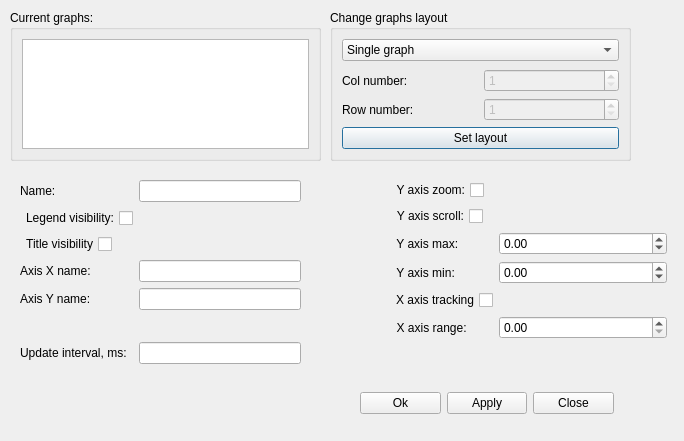
aicommunity/Rdk, file GUI/Qt/UWatchChartOption.ui: the form before one commit.
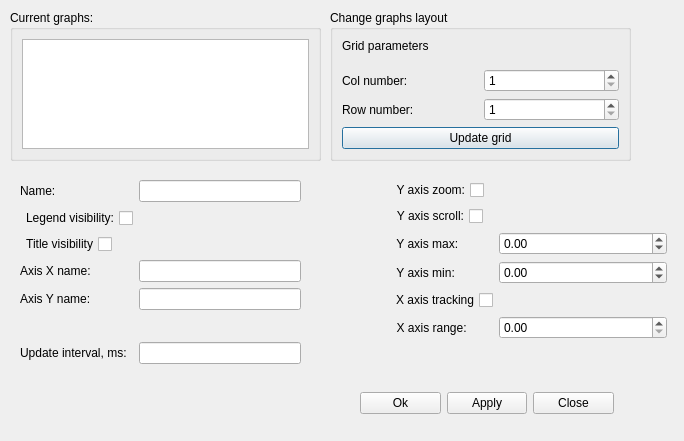
The form after the commit.

Commit message: Grid layout is available only in UWatchTab UWatchChartOption changed due to this Load/Save parameters now works properly for multiple graphs

Patch:
```diff
--- a/GUI/Qt/UWatchChartOption.ui
+++ b/GUI/Qt/UWatchChartOption.ui
@@ -27,27 +27,10 @@
    </property>
    <layout class="QVBoxLayout" name="verticalLayout">
     <item>
-     <widget class="QComboBox" name="chartLayot_CB">
-      <item>
-       <property name="text">
-        <string>Single graph</string>
-       </property>
-      </item>
-      <item>
-       <property name="text">
-        <string>Vertically</string>
-       </property>
-      </item>
-      <item>
-       <property name="text">
-        <string>Horizontally</string>
-       </property>
-      </item>
-      <item>
-       <property name="text">
-        <string>Grid</string>
-       </property>
-      </item>
+     <widget class="QLabel" name="label_10">
+      <property name="text">
+       <string>Grid parameters</string>
+      </property>
      </widget>
     </item>
     <item>
@@ -75,7 +58,7 @@
       <item>
        <widget class="QSpinBox" name="chartColNumber_spin">
         <property name="enabled">
-         <bool>false</bool>
+         <bool>true</bool>
         </property>
         <property name="minimum">
          <number>1</number>
@@ -99,7 +82,7 @@
       <item>
        <widget class="QSpinBox" name="chartRowNumber_spin">
         <property name="enabled">
-         <bool>false</bool>
+         <bool>true</bool>
         </property>
         <property name="minimum">
          <number>1</number>
@@ -114,7 +97,7 @@
     <item>
      <widget class="QPushButton" name="createLayot_button">
       <property name="text">
-       <string>Set layout</string>
+       <string>Update grid</string>
       </property>
      </widget>
     </item>
```
The commit also changes 4 other files.
